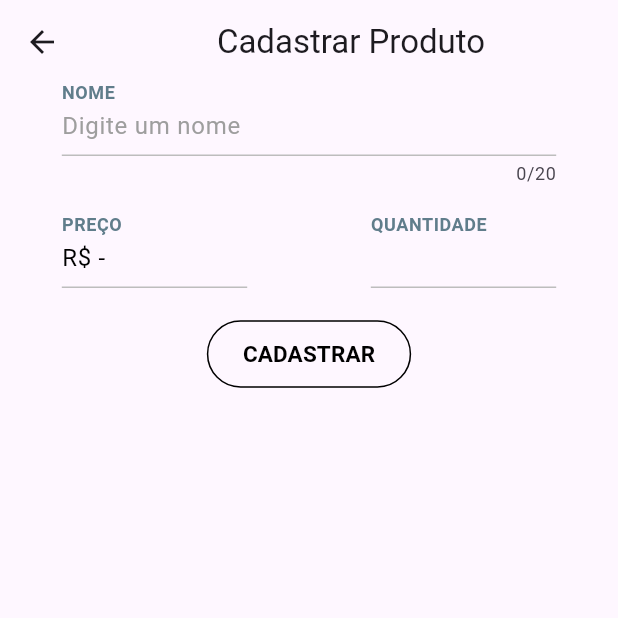
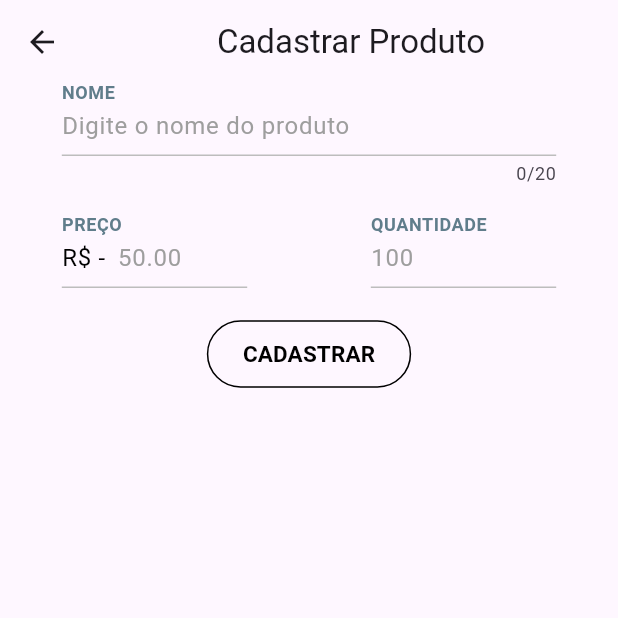
Before and after one commit to Gustavo-Vinicius-Santana/estudos-flutter, a Flutter app: the Registerproduct screen opened directly, on a phone screen of 412 x 824 dp, the top half of it. Run offline on Flutter 3.47's test engine with Material 3 defaults, Android fonts, the phone set to English and light mode, and no system bars; our stand-ins replace shared_preferences; accounts and stored records are empty.

Commit message:
[gerenciador_produtos - feature] placeholders dos inputs

```diff
--- a/gerenciador_produtos/lib/components/InputsTextField/InputName.dart
+++ b/gerenciador_produtos/lib/components/InputsTextField/InputName.dart
@@ -38,7 +38,7 @@ class _InputNameState extends State<InputName> {
         maxLength: 20,
         decoration: InputDecoration(
           labelText: 'NOME',
-          hintText: 'Digite um nome',
+          hintText: 'Digite o nome do produto',
           hintStyle: const TextStyle(color: Colors.grey),
           counterText: '$_charCount/20',
           floatingLabelBehavior: FloatingLabelBehavior.always,
--- a/gerenciador_produtos/lib/components/InputsTextField/InputPrice.dart
+++ b/gerenciador_produtos/lib/components/InputsTextField/InputPrice.dart
@@ -16,6 +16,8 @@ class _InputPriceState extends State<InputPrice> {
       child: TextFormField(
         decoration: InputDecoration(
           labelText: 'PREÇO',
+          hintText: '50.00',
+          hintStyle: const TextStyle(color: Colors.grey),
           prefix: const Padding(
             padding: EdgeInsets.only(right: 8.0),
             child: Text(
--- a/gerenciador_produtos/lib/components/InputsTextField/InputQtd.dart
+++ b/gerenciador_produtos/lib/components/InputsTextField/InputQtd.dart
@@ -16,6 +16,8 @@ class _InputQtdState extends State<InputQtd> {
       child: TextFormField(
         decoration: InputDecoration(
           labelText: 'QUANTIDADE',
+          hintText: '100',
+          hintStyle: const TextStyle(color: Colors.grey),
           floatingLabelBehavior: FloatingLabelBehavior.always,
           labelStyle: const TextStyle(
             fontSize: 16,
```
